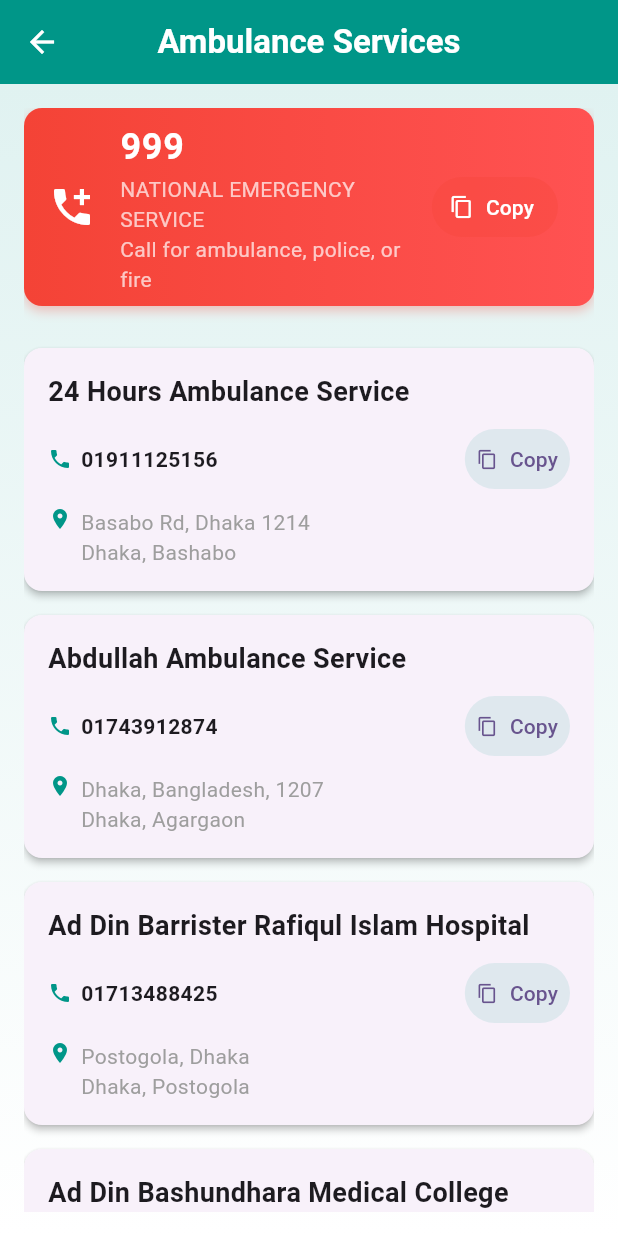
After one commit to riazulrocky/Health-Expert-Flutter-App, a Flutter app: the AmbulancePage screen opened directly, on a phone screen of 412 x 824 dp. The commit adds this screen. Run offline on Flutter 3.47's test engine with Material 3 defaults, Android fonts, the phone set to English and light mode, and no system bars.

Commit message:
ambulance

```diff
--- /dev/null
+++ b/lib/ambulance_page.dart
@@ -0,0 +1,259 @@
+import 'package:flutter/material.dart';
+import 'package:flutter/services.dart'; // For Clipboard
+
+class AmbulancePage extends StatelessWidget {
+  AmbulancePage({super.key});
+
+  // Emergency banner at the top
+  Widget _buildEmergencyBanner(BuildContext context) {
+    return Container(
+      margin: const EdgeInsets.only(bottom: 20),
+      decoration: BoxDecoration(
+        borderRadius: BorderRadius.circular(12),
+        gradient: const LinearGradient(
+          colors: [Colors.red, Colors.redAccent],
+          begin: Alignment.centerLeft,
+          end: Alignment.centerRight,
+        ),
+        boxShadow: [
+          BoxShadow(
+            color: Colors.red.withOpacity(0.3),
+            blurRadius: 6,
+            offset: Offset(0, 3),
+          ),
+        ],
+      ),
+      child: ListTile(
+        leading: const Icon(Icons.add_call, color: Colors.white, size: 32),
+        title: const Text(
+          '999',
+          style: TextStyle(
+            fontSize: 24,
+            fontWeight: FontWeight.bold,
+            color: Colors.white,
+          ),
+        ),
+        subtitle: const Text(
+          'NATIONAL EMERGENCY SERVICE\nCall for ambulance, police, or fire',
+          style: TextStyle(
+            fontSize: 14,
+            color: Colors.white70,
+          ),
+        ),
+        trailing: TextButton.icon(
+          onPressed: () {
+            Clipboard.setData(ClipboardData(text: '999'));
+            ScaffoldMessenger.of(context).showSnackBar(
+              SnackBar(content: Text('Copied 999')),
+            );
+          },
+          icon: Icon(Icons.copy, color: Colors.white, size: 16),
+          label: Text('Copy', style: TextStyle(color: Colors.white)),
+          style: TextButton.styleFrom(
+            backgroundColor: Colors.red.withOpacity(0.3),
+            shape: RoundedRectangleBorder(
+              borderRadius: BorderRadius.circular(20),
+            ),
+          ),
+        ),
+      ),
+    );
+  }
+
+  // Static ambulance data
+  final List<Map<String, String>> _ambulances = [
+    {
+      'name': '24 Hours Ambulance Service',
+      'contact': '01911125156',
+      'location': 'Basabo Rd, Dhaka 1214\nDhaka, Bashabo'
+    },
+    {
+      'name': 'Abdullah Ambulance Service',
+      'contact': '01743912874',
+      'location': 'Dhaka, Bangladesh, 1207\nDhaka, Agargaon'
+    },
+    {
+      'name': 'Ad Din Barrister Rafiqul Islam Hospital',
+      'contact': '01713488425',
+      'location': 'Postogola, Dhaka\nDhaka, Postogola'
+    },
+    {
+      'name': 'Ad Din Bashundhara Medical College Hospital',
+      'contact': '01713488425',
+      'location': 'Keraniganj, Dhaka\nDhaka, Keraniganj'
+    },
+    {
+      'name': 'Ad Din Medical College Hospital',
+      'contact': '01701777782',
+      'location': '2 Bara Moghbazar, Outer Circular Rd, Dhaka 1217\nDhaka, Moghbazar'
+    },
+    {
+      'name': 'Al Amin Ambulance',
+      'contact': '01720448666',
+      'location': '20/7, Panthapath, Dhaka\nDhaka, Panthapath'
+    },
+    {
+      'name': 'Al Nur Ambulance Service',
+      'contact': '01715763741',
+      'location': '33 Mitali Road, Dhanmondi, Dhaka\nDhaka, Dhanmondi'
+    },
+    {
+      'name': 'Al-Manar Ambulance Services',
+      'contact': '01550020871',
+      'location': 'Mohammadpur, Dhaka-1207\nDhaka, Mohammadpur'
+    },
+    {
+      'name': 'Al Markazul Islami Ambulance',
+      'contact': '029127867',
+      'location': 'Shyamoli Road No-3, Dhaka\nDhaka, Shyamoli'
+    },
+    {
+      'name': 'Anayet Ambulance Service',
+      'contact': '01701777782',
+      'location': '17 Gareeb-e-Nawaz Avenue, Sector-11, Dhaka\nDhaka, Uttara'
+    },
+    {
+      'name': 'Anjuman-E-Mufidul Islam',
+      'contact': '01318242997',
+      'location': '42 Anjuman Mufidul Islam Road, Kakrayl\nDhaka, Kakrayl'
+    },
+    {
+      'name': 'Apollo Ambulance Service',
+      'contact': '01742738776',
+      'location': 'Dhanmondi 15\nDhaka, Dhanmondi'
+    },
+    {
+      'name': 'Asha Ambulance Service',
+      'contact': '01701777782',
+      'location': '122 Kazi Nazrul Islam Avenue, Shahbagh\nDhaka, Shahbagh'
+    },
+    {
+      'name': 'Chowdhury Ambulance Service',
+      'contact': '01318553121',
+      'location': 'Kajla, Jatrabari, Dhaka\nDhaka, Jatrabari'
+    },
+    {
+      'name': 'Desh Ambulance Service',
+      'contact': '01790509607',
+      'location': '82, East Ahmed Nagor, Mirpur - 1216\nDhaka, Mirpur'
+    },
+    {
+      'name': 'Dipu Ambulance Service',
+      'contact': '01616343956',
+      'location': 'Enam Medical College, Savar\nDhaka, Savar'
+    },
+    {
+      'name': 'Health Labs Ltd. Ambulance',
+      'contact': '01783800800',
+      'location': '1041/2A, North Shewrapara, Mirpur\nDhaka, Shewrapara'
+    },
+    {
+      'name': 'Impulse Hospital Ambulance',
+      'contact': '01877000010',
+      'location': '304/E, Bir Uttam Mir Shawkat Sarak\nDhaka, Tejgaon'
+    },
+  ];
+
+  // Build individual ambulance cards
+  Widget _buildAmbulanceCard(BuildContext context, Map<String, String> ambulance) {
+    return Card(
+      elevation: 2,
+      shape: RoundedRectangleBorder(borderRadius: BorderRadius.circular(12)),
+      margin: const EdgeInsets.symmetric(vertical: 8),
+      child: Padding(
+        padding: const EdgeInsets.all(16),
+        child: Column(
+          crossAxisAlignment: CrossAxisAlignment.start,
+          children: [
+            Text(
+              ambulance['name']!,
+              style: const TextStyle(
+                fontSize: 18,
+                fontWeight: FontWeight.bold,
+              ),
+            ),
+            const SizedBox(height: 8),
+            Row(
+              children: [
+                const Icon(Icons.phone, size: 16, color: Colors.teal),
+                const SizedBox(width: 6),
+                Expanded(
+                  child: Text(
+                    ambulance['contact']!,
+                    style: const TextStyle(fontSize: 14, fontWeight: FontWeight.bold),
+                  ),
+                ),
+                TextButton.icon(
+                  onPressed: () {
+                    Clipboard.setData(ClipboardData(text: ambulance['contact']!));
+                    ScaffoldMessenger.of(context).showSnackBar(
+                      SnackBar(content: Text('Copied ${ambulance['contact']}')),
+                    );
+                  },
+                  icon: const Icon(Icons.copy, size: 14),
+                  label: const Text('Copy'),
+                  style: TextButton.styleFrom(
+                    padding: const EdgeInsets.symmetric(horizontal: 8, vertical: 4),
+                    backgroundColor: Colors.teal.withOpacity(0.1),
+                    shape: RoundedRectangleBorder(
+                      borderRadius: BorderRadius.circular(20),
+                    ),
+                  ),
+                ),
+              ],
+            ),
+            const SizedBox(height: 8),
+            Row(
+              crossAxisAlignment: CrossAxisAlignment.start,
+              children: [
+                const Icon(Icons.location_on, size: 16, color: Colors.teal),
+                const SizedBox(width: 6),
+                Expanded(
+                  child: Text(
+                    ambulance['location']!,
+                    style: const TextStyle(fontSize: 14, color: Colors.grey),
+                  ),
+                ),
+              ],
+            ),
+          ],
+        ),
+      ),
+    );
+  }
+
+  @override
+  Widget build(BuildContext context) {
+    return Scaffold(
+      appBar: AppBar(
+        title: const Text(
+          'Ambulance Services',
+          style: TextStyle(
+            color: Colors.white,
+            fontWeight: FontWeight.bold,
+          ),
+        ),
+        backgroundColor: Colors.teal,
+        centerTitle: true,
+        elevation: 0,
+        iconTheme: const IconThemeData(color: Colors.white),
+      ),
+      body: Container(
+        padding: const EdgeInsets.all(16),
+        decoration: BoxDecoration(
+          gradient: LinearGradient(
+            begin: Alignment.topCenter,
+            end: Alignment.bottomCenter,
+            colors: [Colors.teal.shade50, Colors.white],
+          ),
+        ),
+        child: ListView(
+          children: [
+            _buildEmergencyBanner(context),
+            ..._ambulances.map((ambulance) => _buildAmbulanceCard(context, ambulance)),
+          ],
+        ),
+      ),
+    );
+  }
+}
--- a/lib/home_page.dart
+++ b/lib/home_page.dart
@@ -1,6 +1,7 @@
 import 'package:flutter/material.dart';
 import 'package:health_app/bmi_calculator.dart';
 import 'package:health_app/ibw_calculator.dart';
+import 'package:health_app/ambulance_page.dart'; // ✅ Added import for AmbulancePage
 
 class HomePage extends StatelessWidget {
   const HomePage({super.key});
@@ -14,7 +15,7 @@ class HomePage extends StatelessWidget {
           style: TextStyle(fontWeight: FontWeight.bold, color: Colors.white),
         ),
         centerTitle: true,
-        backgroundColor: Colors.teal, // Match the app's theme color
+        backgroundColor: Colors.teal,
       ),
       body: SingleChildScrollView(
         child: Column(
@@ -54,12 +55,12 @@ class HomePage extends StatelessWidget {
                   ),
                   const SizedBox(height: 10),
                   GridView.builder(
-                    shrinkWrap: true, // Allows GridView to work inside a SingleChildScrollView
-                    physics: NeverScrollableScrollPhysics(), // Disable scrolling for GridView
+                    shrinkWrap: true,
+                    physics: const NeverScrollableScrollPhysics(),
                     gridDelegate: const SliverGridDelegateWithFixedCrossAxisCount(
-                      crossAxisCount: 3, // 3 items per row
-                      crossAxisSpacing: 10, // Spacing between columns
-                      mainAxisSpacing: 10, // Spacing between rows
+                      crossAxisCount: 3,
+                      crossAxisSpacing: 10,
+                      mainAxisSpacing: 10,
                     ),
                     itemCount: quickActions.length,
                     itemBuilder: (context, index) {
@@ -82,21 +83,15 @@ class HomePage extends StatelessWidget {
                   alignment: WrapAlignment.center,
                   children: [
                     TextButton(
-                      onPressed: () {
-                        // Navigate to settings
-                      },
+                      onPressed: () {},
                       child: Text('Settings', style: TextStyle(color: Colors.teal)),
                     ),
                     TextButton(
-                      onPressed: () {
-                        // Navigate to FAQs
-                      },
+                      onPressed: () {},
                       child: Text('FAQs', style: TextStyle(color: Colors.teal)),
                     ),
                     TextButton(
-                      onPressed: () {
-                        // Navigate to contact
-                      },
+                      onPressed: () {},
                       child: Text('Contact Us', style: TextStyle(color: Colors.teal)),
                     ),
                   ],
@@ -144,14 +139,22 @@ class HomePage extends StatelessWidget {
           if (label.contains('BMI')) {
             Navigator.push(
               context,
-              MaterialPageRoute(builder: (_) => const BMICalculatorScreen()),
+              MaterialPageRoute(builder: (_) => BMICalculatorScreen()),
             );
           } else if (label.contains('IBW')) {
             Navigator.push(
               context,
-              MaterialPageRoute(builder: (_) => const IBWCalculatorScreen()),
+              MaterialPageRoute(builder: (_) => IBWCalculatorScreen()),
             );
-          } else {
+          }
+          // ✅ Added ambulance navigation
+          else if (label.contains('Ambulance')) {
+            Navigator.push(
+              context,
+              MaterialPageRoute(builder: (_) => AmbulancePage()),
+            );
+          }
+          else {
             print('Tapped: $label');
           }
         },
@@ -182,7 +185,7 @@ final List<Map<String, dynamic>> quickActions = [
   {'icon': Icons.bloodtype, 'label': 'Blood\nBank'},
   {'icon': Icons.search, 'label': 'Medi\nSearch'},
   {'icon': Icons.local_hospital, 'label': 'Hospital'},
-  {'icon': Icons.airport_shuttle, 'label': 'Ambulance'},
+  {'icon': Icons.airport_shuttle, 'label': 'Ambulance'}, // ✅ Already has "Ambulance" label
   {'icon': Icons.medical_services, 'label': 'Find\nDoctors'},
   {'icon': Icons.sick, 'label': 'Disease &\nSymptoms'},
   {'icon': Icons.restaurant, 'label': 'Food &\nNutrition'},
```
Also changed, not shown: pubspec.yaml (+11 -61 lines).
